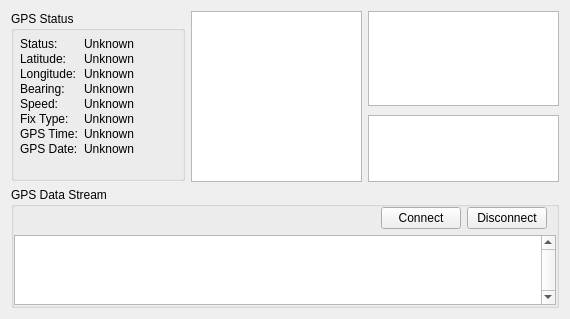
This is ground/src/plugins/gpsdisplay/gpsdisplaywidget.ui in openpilot/OpenPilot as Qt 5 draws it before an edit. The edited form follows.
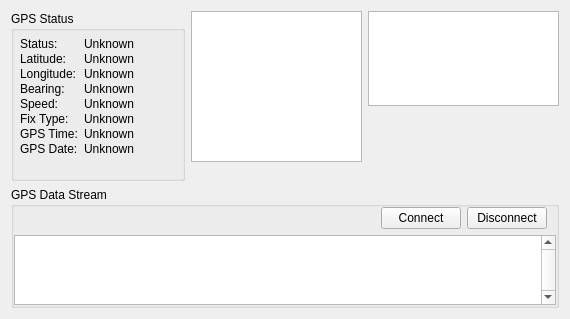
This is the edited form. Custom widgets are drawn as their Qt base class.

Commit message: OP-52 Big update to GPS gadget: now supports a new mode, "Telemetry", to display the onboard GPS data, including GPS constellation. This is not tested in Windows yet - I will do this on another machine ASAP. It might break the serial mode as well, I just lack time to test everything but I will eventually do it.

Diff of the .ui file:
```diff
--- a/ground/src/plugins/gpsdisplay/gpsdisplaywidget.ui
+++ b/ground/src/plugins/gpsdisplay/gpsdisplaywidget.ui
@@ -187,54 +187,6 @@
          <height>171</height>
         </size>
        </property>
-       <widget class="QGraphicsView" name="gpsWorld">
-        <property name="geometry">
-         <rect>
-          <x>0</x>
-          <y>0</y>
-          <width>171</width>
-          <height>171</height>
-         </rect>
-        </property>
-        <property name="sizePolicy">
-         <sizepolicy hsizetype="Fixed" vsizetype="Fixed">
-          <horstretch>0</horstretch>
-          <verstretch>0</verstretch>
-         </sizepolicy>
-        </property>
-        <property name="minimumSize">
-         <size>
-          <width>171</width>
-          <height>171</height>
-         </size>
-        </property>
-        <property name="maximumSize">
-         <size>
-          <width>171</width>
-          <height>171</height>
-         </size>
-        </property>
-        <property name="acceptDrops">
-         <bool>false</bool>
-        </property>
-        <property name="toolTip">
-         <string extracomment="Shows locations of satellites"/>
-        </property>
-        <property name="verticalScrollBarPolicy">
-         <enum>Qt::ScrollBarAlwaysOff</enum>
-        </property>
-        <property name="horizontalScrollBarPolicy">
-         <enum>Qt::ScrollBarAlwaysOff</enum>
-        </property>
-        <property name="sceneRect">
-         <rectf>
-          <x>0.000000000000000</x>
-          <y>0.000000000000000</y>
-          <width>169.000000000000000</width>
-          <height>169.000000000000000</height>
-         </rectf>
-        </property>
-       </widget>
        <widget class="QGraphicsView" name="flatEarth">
         <property name="geometry">
          <rect>
@@ -278,39 +230,15 @@
          <set>QGraphicsView::DontAdjustForAntialiasing</set>
         </property>
        </widget>
-       <widget class="QGraphicsView" name="gpsGraph">
-        <property name="enabled">
-         <bool>true</bool>
-        </property>
+       <widget class="GpsConstellationWidget" name="gpsSky">
         <property name="geometry">
          <rect>
-          <x>177</x>
-          <y>104</y>
-          <width>191</width>
-          <height>67</height>
+          <x>0</x>
+          <y>0</y>
+          <width>171</width>
+          <height>151</height>
          </rect>
         </property>
-        <property name="sizePolicy">
-         <sizepolicy hsizetype="Fixed" vsizetype="Fixed">
-          <horstretch>0</horstretch>
-          <verstretch>0</verstretch>
-         </sizepolicy>
-        </property>
-        <property name="minimumSize">
-         <size>
-          <width>191</width>
-          <height>67</height>
-         </size>
-        </property>
-        <property name="maximumSize">
-         <size>
-          <width>191</width>
-          <height>67</height>
-         </size>
-        </property>
-        <property name="toolTip">
-         <string extracomment="Individual satellite information"/>
-        </property>
        </widget>
       </widget>
      </item>
@@ -407,6 +335,13 @@
    </item>
   </layout>
  </widget>
+ <customwidgets>
+  <customwidget>
+   <class>GpsConstellationWidget</class>
+   <extends>QGraphicsView</extends>
+   <header>gpsconstellationwidget.h</header>
+  </customwidget>
+ </customwidgets>
  <resources/>
  <connections/>
 </ui>
```
The commit also changes 16 other files.
